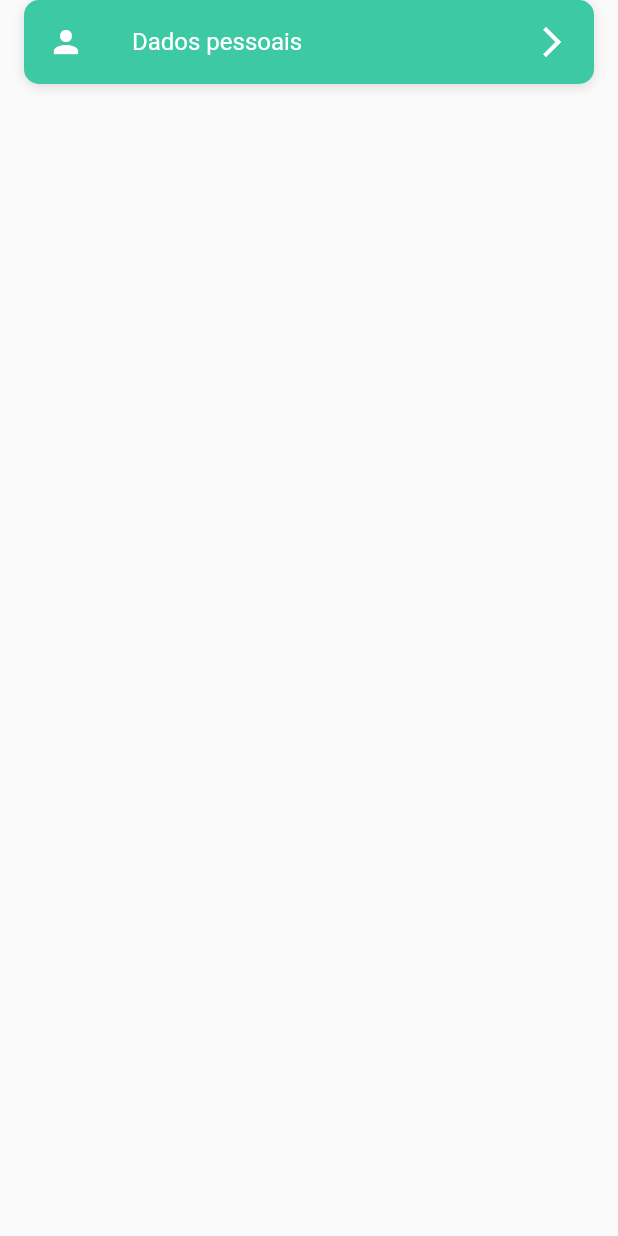
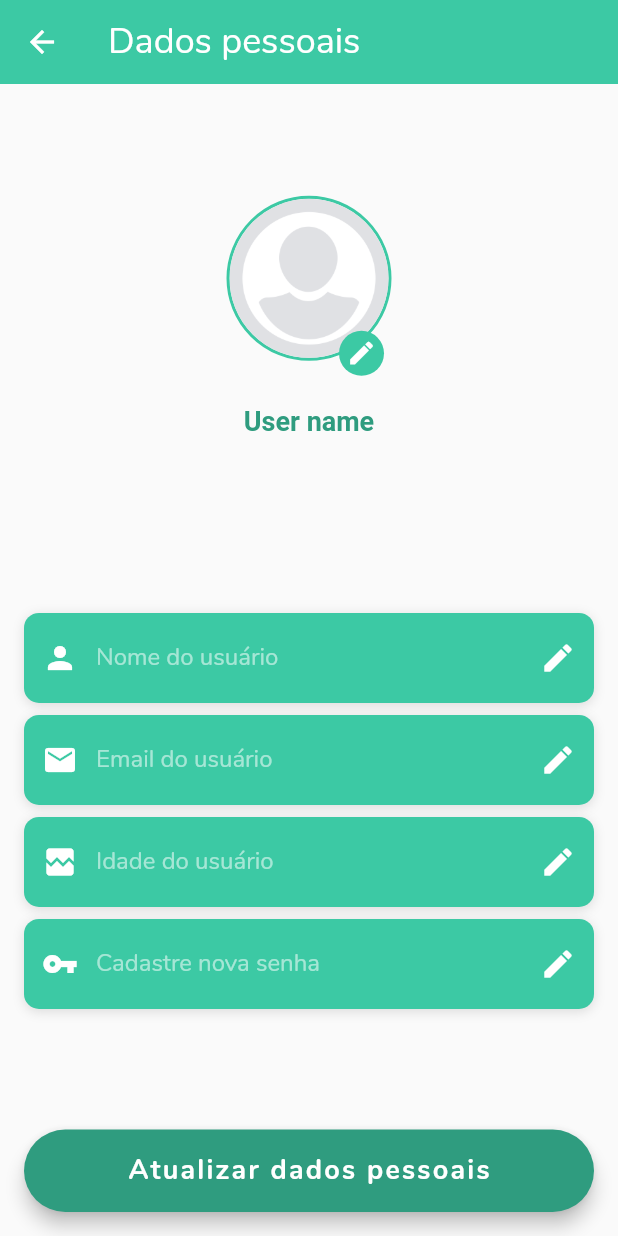
Before and after one commit to Deivid1071/trocatealentoapp, a Flutter app: the ConfigTile widget shown alone on an empty page, opened directly, after a tap on "Dados pessoais", on a phone screen of 412 x 824 dp. Run offline on Flutter 3.47's test engine with Material 2 defaults, Android fonts, the phone set to English and light mode, and no system bars; our stand-ins replace file_picker, flutter_mobx, image_cropper, mobx; accounts and stored records are empty; generated files the repository leaves out were written again; network calls fail.

Commit message:
personal edit data screen

```diff
--- /dev/null
+++ b/lib/screens/configscreens/config_perfil_screen.dart
@@ -0,0 +1,230 @@
+import 'package:file_picker/file_picker.dart';
+import 'package:flutter/cupertino.dart';
+import 'package:flutter/material.dart';
+import 'package:image_cropper/image_cropper.dart';
+import 'package:trocatalentos_app/widgets/custom_text_field.dart';
+import 'package:trocatalentos_app/widgets/customappbar.dart';
+import 'dart:io';
+
+class PerfilConfigScreen extends StatefulWidget {
+  @override
+  _PerfilConfigScreenState createState() => _PerfilConfigScreenState();
+}
+
+class _PerfilConfigScreenState extends State<PerfilConfigScreen> {
+  TextEditingController _emailController;
+  TextEditingController _nameController;
+  TextEditingController _passwordController;
+  TextEditingController _idadeController;
+  File croppedFile;
+
+  @override
+  void initState() {
+    _emailController = TextEditingController();
+    _nameController = TextEditingController();
+    _passwordController = TextEditingController();
+    _idadeController = TextEditingController();
+    super.initState();
+  }
+
+  @override
+  Widget build(BuildContext context) {
+    return GestureDetector(
+      onTap: (){
+        FocusScopeNode currentFocus = FocusScope.of(context);
+        if (!currentFocus.hasPrimaryFocus &&
+            currentFocus.focusedChild != null) {
+          currentFocus.focusedChild.unfocus();
+        }
+      },
+      child: Scaffold(
+        appBar: CustomAppBar(
+          title: 'Dados pessoais',
+        ).build(context),
+        body: SingleChildScrollView(
+          child: Column(
+            mainAxisAlignment: MainAxisAlignment.center,
+            children: [
+              Container(
+                alignment: Alignment.center,
+                height: MediaQuery.of(context).size.height*0.8,
+                margin: EdgeInsets.symmetric(vertical: 16, horizontal: 16),
+                child: Column(
+                  mainAxisAlignment: MainAxisAlignment.spaceAround,
+                  mainAxisSize: MainAxisSize.max,
+                  children: <Widget>[
+                    Column(
+                      children: [
+                        GestureDetector(
+                          onTap: _pickImageFromGallery,
+                          child: Container(
+                            height: 140,
+                            width: 140,
+                            child: Stack(
+                              children: [
+                                Positioned(
+                                  left: 15,
+                                  child: Container(
+
+                                    margin: EdgeInsets.only(bottom: 10),
+                                    height: 110,
+                                    width: 110,
+                                    decoration: BoxDecoration(
+                                      borderRadius: BorderRadius.circular(100),
+                                      border: Border.all(
+                                        color: Color(0xFF3CC9A4),
+                                        width: 2
+                                      )
+                                    ),
+                                    child: ClipRRect(
+                                        borderRadius: BorderRadius.circular(100),
+                                        child: croppedFile != null ? Image.file(croppedFile, fit: BoxFit.cover,) : Image.asset(
+                                          'assets/images/avatar.png',
+                                          fit: BoxFit.cover,
+                                        )),
+                                  ),
+                                ),
+                                Positioned(
+                                  right: 20,
+                                  bottom: 20,
+                                  child: Container(
+                                  height: 30,
+                                  width: 30,
+                                  decoration: BoxDecoration(
+                                    borderRadius: BorderRadius.circular(32),
+                                    color: Color(0xFF3CC9A4),
+                                  ),
+                                    child: Icon(Icons.edit,color: Colors.white, size: 20,),
+                                ),),
+                              ],
+                            ),
+                          ),
+                        ),
+                        Text(
+                          "User name",
+                          style: TextStyle(
+                              fontSize: 18.0,
+                              fontWeight: FontWeight.bold,
+                              color: Color(0xFF2F9C7F)),
+                        ),
+                      ],
+                    ),
+                    Column(
+                      children: [
+                        CustomTextField(
+                          controller: _nameController,
+                          prefix: Icon(
+                            Icons.person,
+                            color: Colors.white,
+                          ),
+                          suffix: Icon(Icons.edit,color: Colors.white),
+                          hint: 'Nome do usuário',
+                          textInputType: TextInputType.emailAddress,
+                        ),
+                        SizedBox(
+                          height: 8,
+                        ),
+                        CustomTextField(
+                          controller: _emailController,
+                          prefix: Icon(
+                            Icons.email,
+                            color: Colors.white,
+                          ),
+                          suffix: Icon(Icons.edit,color: Colors.white),
+                          hint: 'Email do usuário',
+                          textInputType: TextInputType.emailAddress,
+                        ),
+                        SizedBox(
+                          height: 8,
+                        ),
+                        CustomTextField(
+                          controller: _idadeController,
+                          prefix: Icon(
+                            Icons.broken_image,
+                            color: Colors.white,
+                          ),
+                          suffix: Icon(Icons.edit,color: Colors.white),
+                          hint: 'Idade do usuário',
+                          textInputType: TextInputType.emailAddress,
+                        ),
+                        SizedBox(
+                          height: 8,
+                        ),
+                        CustomTextField(
+                          controller: _passwordController,
+                          prefix: Icon(
+                            Icons.vpn_key,
+                            color: Colors.white,
+                          ),
+                          suffix: Icon(Icons.edit,color: Colors.white),
+                          hint: 'Cadastre nova senha',
+                          textInputType: TextInputType.emailAddress,
+                        ),
+                      ],
+                    ),
+                  ],
+                ),
+              ),
+
+            ],
+          ),
+        ),
+        floatingActionButtonLocation: FloatingActionButtonLocation.centerFloat,
+        floatingActionButton: MediaQuery.of(context).viewInsets.bottom == 0 ? Container(
+          margin: EdgeInsets.symmetric(horizontal: 16),
+          width: double.infinity,
+          child: RaisedButton(
+            elevation: 5.0,
+            onPressed: () async {
+              print('Atualizar');
+            },
+            padding: EdgeInsets.all(15.0),
+            shape: RoundedRectangleBorder(
+              borderRadius: BorderRadius.circular(30.0),
+            ),
+            color: Color(0xFF2F9C7F),
+            child: Text(
+              'Atualizar dados pessoais',
+              style: TextStyle(
+                color: Colors.white,
+                letterSpacing: 1.5,
+                fontSize: 18.0,
+                fontWeight: FontWeight.bold,
+                fontFamily: 'Nunito',
+              ),
+            ),
+          ),
+        ) :  Container(),
+      ),
+    );
+  }
+
+  Future _pickImageFromGallery() async {
+    FilePickerResult result = await FilePicker.platform.pickFiles(
+      allowMultiple: false,
+      type: FileType.custom,
+      allowedExtensions: ['jpg','jpeg'],
+    );
+    String path = result.files.first.path;
+    String name = result.files.first.name;
+    final croppedFileTemp = await imageSelected(File(path));
+    setState(() {
+      croppedFile = croppedFileTemp;
+    });
+
+  }
+
+  Future imageSelected(File image) async {
+    if (image != null) {
+      File imageCropped = await ImageCropper.cropImage(
+          sourcePath: image.path,
+          aspectRatio: CropAspectRatio(
+            ratioX: 1,
+            ratioY: 1,
+          ),
+          maxWidth: 200,
+          maxHeight: 200);
+      return imageCropped;
+    }
+  }
+}
--- a/lib/screens/configscreens/config_screen.dart
+++ b/lib/screens/configscreens/config_screen.dart
@@ -2,6 +2,8 @@ import 'package:flutter/cupertino.dart';
 import 'package:flutter/material.dart';
 import 'package:flutter/services.dart';
 import 'package:trocatalentos_app/widgets/tiles/configtile.dart';
+
+import 'config_perfil_screen.dart';
 
 class UserConfigScreen extends StatefulWidget {
   @override
@@ -75,6 +77,7 @@ class _UserConfigScreenState extends State<UserConfigScreen> {
                     ConfigTile(
                       icon: Icons.person,
                       text: 'Dados pessoais',
+                      page: PerfilConfigScreen(),
                     ),
                     SizedBox(
                       height: 10.0,
--- a/lib/screens/home/login_screen.dart
+++ b/lib/screens/home/login_screen.dart
@@ -131,11 +131,11 @@ class _LoginScreenState extends State<LoginScreen> {
                   errorTextField = true;
                 });
               }*/
+              Navigator.push(context,
+                  MaterialPageRoute(builder: (context) => HomeScreen()));
               /*Navigator.push(context,
-                  MaterialPageRoute(builder: (context) => HomeScreen()));*/
-              Navigator.push(context,
-                  MaterialPageRoute(builder: (context) => DetailTalentScreen()));
-              /*print(DateTime.now());*/
+                  MaterialPageRoute(builder: (context) => DetailTalentScreen()));*/
+
             },
             padding: EdgeInsets.all(15.0),
             shape: RoundedRectangleBorder(
--- a/lib/widgets/tiles/configtile.dart
+++ b/lib/widgets/tiles/configtile.dart
@@ -7,8 +7,9 @@ import 'package:trocatalentos_app/utilities/constants.dart';
 class ConfigTile extends StatelessWidget {
   final IconData  icon;
   final String text;
+  final Widget page;
 
-  const ConfigTile({Key key, this.icon, this.text}) : super(key: key);
+  const ConfigTile({Key key, this.icon, this.text, this.page}) : super(key: key);
 
 
   @override
@@ -23,7 +24,7 @@ class ConfigTile extends StatelessWidget {
           fontSize: 16
         ),),
         trailing: Icon(Icons.arrow_forward_ios, color: Colors.white,),
-        onTap: ()=> print('$text'),
+        onTap: page != null ? ()=> Navigator.push(context, MaterialPageRoute(builder: (context)=> page)) : null,
       ),
     );
   }
--- a/pubspec.yaml
+++ b/pubspec.yaml
@@ -30,6 +30,8 @@ dependencies:
   provider: ^4.0.4
   http: ^0.12.2
   intl: ^0.16.1
+  image_cropper: ^1.3.1
+  file_picker: ^2.1.4
 
 
   # The following adds the Cupertino Icons font to your application.
```
Also changed, not shown: pubspec.lock, 4 other files.
